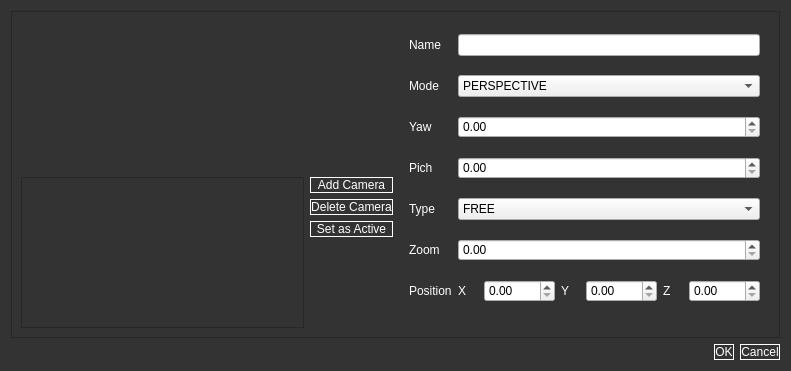
Vazquinhos/CatalunyaCircuit, file Ui/camerawindowqt.ui: the form before one commit.
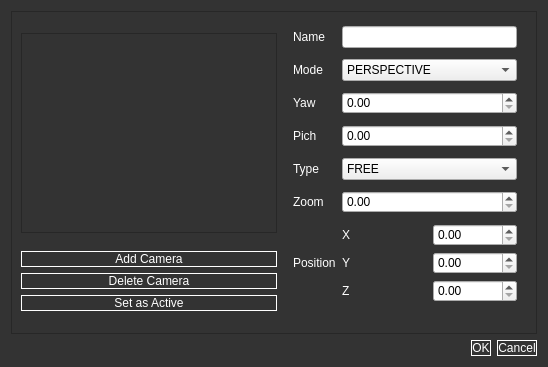
The form after the commit.

```diff
--- a/Ui/camerawindowqt.ui
+++ b/Ui/camerawindowqt.ui
@@ -6,8 +6,8 @@
    <rect>
     <x>0</x>
     <y>0</y>
-    <width>791</width>
-    <height>371</height>
+    <width>548</width>
+    <height>367</height>
    </rect>
   </property>
   <property name="windowTitle">
@@ -39,29 +39,17 @@
      <property name="frameShadow">
       <enum>QFrame::Raised</enum>
      </property>
-     <layout class="QHBoxLayout" name="horizontalLayout_5">
-      <item>
        <layout class="QHBoxLayout" name="horizontalLayout">
         <item>
          <layout class="QVBoxLayout" name="verticalLayout">
           <item>
-           <layout class="QHBoxLayout" name="horizontalLayout_10">
-            <item>
-             <widget class="QWidget" name="widget" native="true">
+         <widget class="QListWidget" name="listWidget">
               <property name="minimumSize">
                <size>
                 <width>200</width>
-                <height>150</height>
-               </size>
-              </property>
-             </widget>
-            </item>
-           </layout>
-          </item>
-          <item>
-           <layout class="QHBoxLayout" name="horizontalLayout_2">
-            <item>
-             <widget class="QListWidget" name="listWidget">
+            <height>0</height>
+           </size>
+          </property>
               <property name="maximumSize">
                <size>
                 <width>16777215</width>
@@ -166,21 +154,6 @@
                 </property>
                </widget>
               </item>
-              <item>
-               <spacer name="verticalSpacer">
-                <property name="orientation">
-                 <enum>Qt::Vertical</enum>
-                </property>
-                <property name="sizeHint" stdset="0">
-                 <size>
-                  <width>20</width>
-                  <height>40</height>
-                 </size>
-                </property>
-               </spacer>
-              </item>
-             </layout>
-            </item>
            </layout>
           </item>
          </layout>
@@ -277,43 +250,43 @@
            </widget>
           </item>
           <item row="6" column="1">
-           <layout class="QHBoxLayout" name="horizontalLayout_3">
-            <item>
+         <layout class="QGridLayout" name="gridLayout_2">
+          <item row="1" column="1">
+           <widget class="QDoubleSpinBox" name="y">
+            <property name="maximum">
+             <double>1000.000000000000000</double>
+            </property>
+           </widget>
+          </item>
+          <item row="0" column="0">
              <widget class="QLabel" name="label_2">
               <property name="text">
                <string>X</string>
               </property>
              </widget>
             </item>
-            <item>
-             <widget class="QDoubleSpinBox" name="x">
-              <property name="maximum">
-               <double>1000.000000000000000</double>
-              </property>
-             </widget>
-            </item>
-            <item>
+          <item row="1" column="0">
              <widget class="QLabel" name="label_4">
               <property name="text">
                <string>Y</string>
               </property>
              </widget>
             </item>
-            <item>
-             <widget class="QDoubleSpinBox" name="y">
+          <item row="0" column="1">
+           <widget class="QDoubleSpinBox" name="x">
               <property name="maximum">
                <double>1000.000000000000000</double>
               </property>
              </widget>
             </item>
-            <item>
+          <item row="2" column="0">
              <widget class="QLabel" name="label_5">
               <property name="text">
                <string>Z</string>
               </property>
              </widget>
             </item>
-            <item>
+          <item row="2" column="1">
              <widget class="QDoubleSpinBox" name="z">
               <property name="maximum">
                <double>1000.000000000000000</double>
@@ -350,8 +323,6 @@
              </property>
             </item>
            </widget>
-          </item>
-         </layout>
         </item>
        </layout>
       </item>
```
Lines whose indentation alone changed are shown as unchanged.
